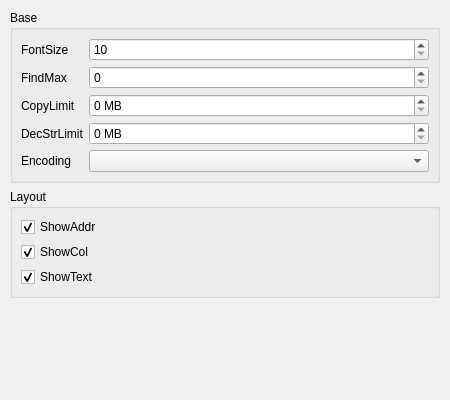
Qt form src/settings/editorsettingdialog.ui (Wing-summer/WingHexExplorer2) before a commit.
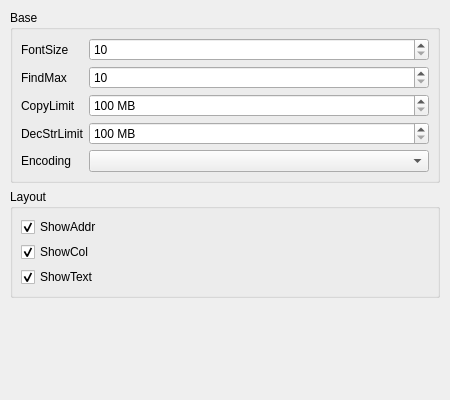
The same form after that commit.

```diff
--- a/src/settings/editorsettingdialog.ui
+++ b/src/settings/editorsettingdialog.ui
@@ -88,6 +88,9 @@
       </item>
       <item row="1" column="1">
        <widget class="QSpinBox" name="sbFindMax">
+        <property name="minimum">
+         <number>10</number>
+        </property>
         <property name="maximum">
          <number>10000</number>
         </property>
@@ -105,6 +108,9 @@
         <property name="suffix">
          <string notr="true"> MB</string>
         </property>
+        <property name="minimum">
+         <number>100</number>
+        </property>
         <property name="maximum">
          <number>1024</number>
         </property>
@@ -122,6 +128,9 @@
         <property name="suffix">
          <string notr="true"> MB</string>
         </property>
+        <property name="minimum">
+         <number>100</number>
+        </property>
         <property name="maximum">
          <number>1024</number>
         </property>
```
